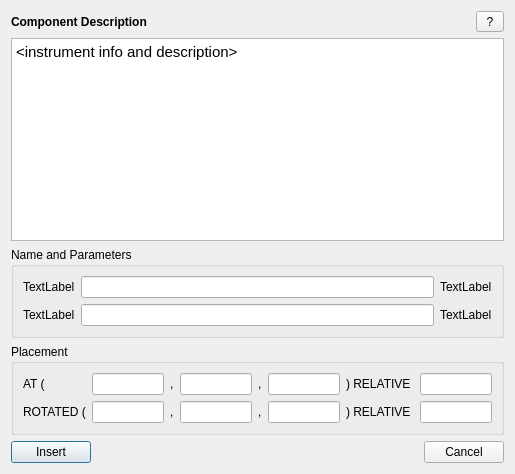
Old version of the form tools/Python/mcgui/icd.ui in the repository McStasMcXtrace/McCode.
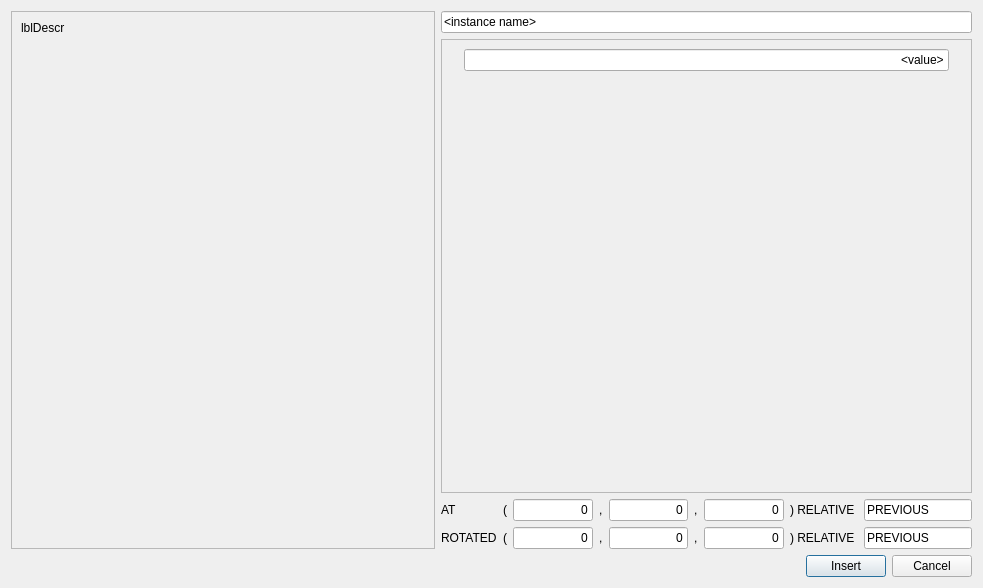
New version of the form.

Commit message: insert component dialog; component info is presented, taborder, resize, scroll, instance name focus

What changed in the file:
```diff
--- a/tools/Python/mcgui/icd.ui
+++ b/tools/Python/mcgui/icd.ui
@@ -6,210 +6,374 @@
    <rect>
     <x>0</x>
     <y>0</y>
-    <width>515</width>
-    <height>474</height>
+    <width>983</width>
+    <height>588</height>
    </rect>
   </property>
   <property name="windowTitle">
-   <string>Dialog</string>
+   <string>Insert Component</string>
+  </property>
+  <layout class="QVBoxLayout" name="verticalLayout_2">
+   <item>
+    <layout class="QHBoxLayout" name="hlayoutNonButtons">
+     <item>
+      <layout class="QVBoxLayout" name="vlayoutDescription">
+       <item>
+        <widget class="QScrollArea" name="scrlaDescription">
+         <property name="minimumSize">
+          <size>
+           <width>424</width>
+           <height>0</height>
+          </size>
+         </property>
+         <property name="widgetResizable">
+          <bool>true</bool>
+         </property>
+         <widget class="QWidget" name="vlayoutscrlaDescription">
+          <property name="geometry">
+           <rect>
+            <x>0</x>
+            <y>0</y>
+            <width>422</width>
+            <height>529</height>
+           </rect>
   </property>
   <layout class="QVBoxLayout" name="verticalLayout_4">
    <item>
-    <layout class="QVBoxLayout" name="vlMaster">
-     <item>
-      <layout class="QHBoxLayout" name="horizontalLayout_5">
-       <item>
-        <widget class="QLabel" name="label_14">
-         <property name="font">
-          <font>
-           <weight>75</weight>
-           <bold>true</bold>
-          </font>
-         </property>
+            <widget class="QLabel" name="lblDescr">
          <property name="text">
-          <string>Component Description</string>
+              <string>lblDescr</string>
+             </property>
+             <property name="wordWrap">
+              <bool>true</bool>
          </property>
         </widget>
        </item>
        <item>
-        <spacer name="horizontalSpacer_2">
+            <spacer name="verticalSpacer">
          <property name="orientation">
-          <enum>Qt::Horizontal</enum>
+              <enum>Qt::Vertical</enum>
          </property>
          <property name="sizeHint" stdset="0">
           <size>
-           <width>40</width>
-           <height>20</height>
+               <width>20</width>
+               <height>40</height>
           </size>
          </property>
         </spacer>
        </item>
+          </layout>
+         </widget>
+        </widget>
+       </item>
+      </layout>
+     </item>
        <item>
-        <widget class="QToolButton" name="btnHelp">
+      <layout class="QVBoxLayout" name="vlayoutParameters">
+       <item>
+        <layout class="QGridLayout" name="gridInstanceName">
+         <item row="0" column="0">
+          <widget class="QLineEdit" name="tbxInstanceName">
+           <property name="toolTip">
+            <string>Instance name</string>
+           </property>
          <property name="text">
-          <string> ? </string>
+            <string>&lt;instance name&gt;</string>
          </property>
         </widget>
        </item>
       </layout>
      </item>
      <item>
-      <layout class="QHBoxLayout" name="horizontalLayout_6">
-       <item>
-        <widget class="QTextBrowser" name="tbInfoDescr">
-         <property name="html">
-          <string>&lt;!DOCTYPE HTML PUBLIC &quot;-//W3C//DTD HTML 4.0//EN&quot; &quot;http://www.w3.org/TR/REC-html40/strict.dtd&quot;&gt;
-&lt;html&gt;&lt;head&gt;&lt;meta name=&quot;qrichtext&quot; content=&quot;1&quot; /&gt;&lt;style type=&quot;text/css&quot;&gt;
-p, li { white-space: pre-wrap; }
-&lt;/style&gt;&lt;/head&gt;&lt;body style=&quot; font-family:'Ubuntu'; font-size:11pt; font-weight:400; font-style:normal;&quot;&gt;
-&lt;p style=&quot; margin-top:0px; margin-bottom:0px; margin-left:0px; margin-right:0px; -qt-block-indent:0; text-indent:0px;&quot;&gt;&amp;lt;instrument info and description&amp;gt;&lt;/p&gt;&lt;/body&gt;&lt;/html&gt;</string>
+        <widget class="QScrollArea" name="scrlaParameters">
+         <property name="sizePolicy">
+          <sizepolicy hsizetype="Expanding" vsizetype="Expanding">
+           <horstretch>0</horstretch>
+           <verstretch>0</verstretch>
+          </sizepolicy>
          </property>
-        </widget>
-       </item>
-      </layout>
-     </item>
-     <item>
-      <widget class="QGroupBox" name="groupBox_2">
-       <property name="title">
-        <string>Name and Parameters</string>
+         <property name="widgetResizable">
+          <bool>true</bool>
+         </property>
+         <widget class="QWidget" name="vlayoutscrlaParameters">
+          <property name="geometry">
+           <rect>
+            <x>0</x>
+            <y>0</y>
+            <width>527</width>
+            <height>426</height>
+           </rect>
        </property>
        <layout class="QVBoxLayout" name="verticalLayout">
         <item>
-         <layout class="QGridLayout" name="gridLayout">
-          <item row="0" column="0">
-           <widget class="QLabel" name="label">
-            <property name="text">
-             <string>TextLabel</string>
-            </property>
-           </widget>
-          </item>
-          <item row="0" column="2">
-           <widget class="QLabel" name="label_10">
-            <property name="text">
-             <string>TextLabel</string>
-            </property>
-           </widget>
-          </item>
+            <layout class="QGridLayout" name="gridParameters">
           <item row="0" column="1">
-           <widget class="QLineEdit" name="lineEdit_9"/>
-          </item>
-          <item row="1" column="0">
-           <widget class="QLabel" name="label_11">
+              <widget class="QLineEdit" name="tbxParValDummy">
             <property name="text">
-             <string>TextLabel</string>
-            </property>
-           </widget>
-          </item>
-          <item row="1" column="2">
-           <widget class="QLabel" name="label_12">
+                <string>&lt;value&gt;</string>
+               </property>
+               <property name="alignment">
+                <set>Qt::AlignRight|Qt::AlignTrailing|Qt::AlignVCenter</set>
+               </property>
+              </widget>
+             </item>
+             <item row="0" column="0">
+              <widget class="QLabel" name="lblParDummy">
             <property name="text">
-             <string>TextLabel</string>
+                <string>&lt;par&gt;</string>
             </property>
            </widget>
           </item>
-          <item row="1" column="1">
-           <widget class="QLineEdit" name="lineEdit_10"/>
-          </item>
-         </layout>
-        </item>
-       </layout>
-      </widget>
-     </item>
-     <item>
-      <widget class="QGroupBox" name="groupBox">
-       <property name="title">
-        <string>Placement</string>
-       </property>
-       <layout class="QVBoxLayout" name="verticalLayout_2">
-        <item>
-         <layout class="QGridLayout" name="gridLayout_2">
           <item row="0" column="2">
+              <widget class="QLabel" name="lblParDocstringDummy">
+               <property name="text">
+                <string>&lt;docstring&gt;</string>
+               </property>
+              </widget>
+             </item>
+            </layout>
+           </item>
+           <item>
+            <spacer name="verticalSpacer_3">
+             <property name="orientation">
+              <enum>Qt::Vertical</enum>
+             </property>
+             <property name="sizeHint" stdset="0">
+              <size>
+               <width>20</width>
+               <height>40</height>
+              </size>
+             </property>
+            </spacer>
+           </item>
+          </layout>
+         </widget>
+        </widget>
+       </item>
+       <item>
+        <layout class="QGridLayout" name="gridAtRotated">
+         <item row="1" column="7">
+          <widget class="QLabel" name="label_5">
+           <property name="text">
+            <string>) RELATIVE </string>
+           </property>
+          </widget>
+         </item>
+         <item row="0" column="3">
            <widget class="QLabel" name="label_7">
             <property name="text">
              <string>,</string>
             </property>
            </widget>
           </item>
-          <item row="0" column="6">
-           <widget class="QLabel" name="label_9">
-            <property name="text">
-             <string>) RELATIVE </string>
-            </property>
-           </widget>
-          </item>
           <item row="0" column="7">
-           <widget class="QLineEdit" name="lineEdit_8"/>
+          <widget class="QLabel" name="label_9">
+           <property name="text">
+            <string>) RELATIVE </string>
+           </property>
+          </widget>
+         </item>
+         <item row="0" column="8">
+          <widget class="QLineEdit" name="tbxAtRel">
+           <property name="sizePolicy">
+            <sizepolicy hsizetype="MinimumExpanding" vsizetype="Fixed">
+             <horstretch>0</horstretch>
+             <verstretch>0</verstretch>
+            </sizepolicy>
+           </property>
+           <property name="minimumSize">
+            <size>
+             <width>0</width>
+             <height>0</height>
+            </size>
+           </property>
+           <property name="layoutDirection">
+            <enum>Qt::LeftToRight</enum>
+           </property>
+           <property name="text">
+            <string>PREVIOUS</string>
+           </property>
+           <property name="alignment">
+            <set>Qt::AlignLeading|Qt::AlignLeft|Qt::AlignVCenter</set>
+           </property>
+          </widget>
           </item>
           <item row="0" column="0">
            <widget class="QLabel" name="label_6">
             <property name="text">
-             <string>AT (</string>
+            <string>AT</string>
             </property>
            </widget>
           </item>
-          <item row="0" column="3">
-           <widget class="QLineEdit" name="lineEdit_6"/>
-          </item>
-          <item row="0" column="1">
-           <widget class="QLineEdit" name="lineEdit_5"/>
-          </item>
           <item row="0" column="4">
-           <widget class="QLabel" name="label_8">
+          <widget class="QLineEdit" name="tbxAtY">
+           <property name="toolTip">
+            <string>y</string>
+           </property>
+           <property name="layoutDirection">
+            <enum>Qt::LeftToRight</enum>
+           </property>
             <property name="text">
-             <string>,</string>
+            <string>0</string>
+           </property>
+           <property name="alignment">
+            <set>Qt::AlignRight|Qt::AlignTrailing|Qt::AlignVCenter</set>
+           </property>
+          </widget>
+         </item>
+         <item row="0" column="6">
+          <widget class="QLineEdit" name="tbxAtZ">
+           <property name="toolTip">
+            <string>z</string>
+           </property>
+           <property name="layoutDirection">
+            <enum>Qt::LeftToRight</enum>
+           </property>
+           <property name="text">
+            <string>0</string>
+           </property>
+           <property name="alignment">
+            <set>Qt::AlignRight|Qt::AlignTrailing|Qt::AlignVCenter</set>
             </property>
            </widget>
           </item>
           <item row="0" column="5">
-           <widget class="QLineEdit" name="lineEdit_7"/>
+          <widget class="QLabel" name="label_8">
+           <property name="text">
+            <string>,</string>
+           </property>
+          </widget>
+         </item>
+         <item row="0" column="2">
+          <widget class="QLineEdit" name="tbxAtX">
+           <property name="toolTip">
+            <string>x</string>
+           </property>
+           <property name="layoutDirection">
+            <enum>Qt::LeftToRight</enum>
+           </property>
+           <property name="text">
+            <string>0</string>
+           </property>
+           <property name="alignment">
+            <set>Qt::AlignRight|Qt::AlignTrailing|Qt::AlignVCenter</set>
+           </property>
+          </widget>
           </item>
           <item row="1" column="0">
            <widget class="QLabel" name="label_2">
             <property name="text">
-             <string>ROTATED (</string>
-            </property>
-           </widget>
-          </item>
-          <item row="1" column="1">
-           <widget class="QLineEdit" name="lineEdit"/>
-          </item>
-          <item row="1" column="3">
-           <widget class="QLineEdit" name="lineEdit_2"/>
-          </item>
-          <item row="1" column="5">
-           <widget class="QLineEdit" name="lineEdit_3"/>
-          </item>
-          <item row="1" column="7">
-           <widget class="QLineEdit" name="lineEdit_4"/>
-          </item>
-          <item row="1" column="6">
-           <widget class="QLabel" name="label_5">
-            <property name="text">
-             <string>) RELATIVE </string>
+            <string>ROTATED</string>
             </property>
            </widget>
           </item>
           <item row="1" column="2">
-           <widget class="QLabel" name="label_3">
+          <widget class="QLineEdit" name="tbxRotX">
+           <property name="toolTip">
+            <string>x-rot</string>
+           </property>
+           <property name="layoutDirection">
+            <enum>Qt::LeftToRight</enum>
+           </property>
             <property name="text">
-             <string>,</string>
+            <string>0</string>
+           </property>
+           <property name="alignment">
+            <set>Qt::AlignRight|Qt::AlignTrailing|Qt::AlignVCenter</set>
             </property>
            </widget>
           </item>
           <item row="1" column="4">
+          <widget class="QLineEdit" name="tbxRotY">
+           <property name="toolTip">
+            <string>y-rot</string>
+           </property>
+           <property name="layoutDirection">
+            <enum>Qt::LeftToRight</enum>
+           </property>
+           <property name="text">
+            <string>0</string>
+           </property>
+           <property name="alignment">
+            <set>Qt::AlignRight|Qt::AlignTrailing|Qt::AlignVCenter</set>
+           </property>
+          </widget>
+         </item>
+         <item row="1" column="6">
+          <widget class="QLineEdit" name="tbxRotZ">
+           <property name="toolTip">
+            <string>z-rot</string>
+           </property>
+           <property name="layoutDirection">
+            <enum>Qt::LeftToRight</enum>
+           </property>
+           <property name="text">
+            <string>0</string>
+           </property>
+           <property name="alignment">
+            <set>Qt::AlignRight|Qt::AlignTrailing|Qt::AlignVCenter</set>
+           </property>
+          </widget>
+         </item>
+         <item row="1" column="8">
+          <widget class="QLineEdit" name="tbxRotRel">
+           <property name="layoutDirection">
+            <enum>Qt::LeftToRight</enum>
+           </property>
+           <property name="text">
+            <string>PREVIOUS</string>
+           </property>
+          </widget>
+         </item>
+         <item row="1" column="5">
            <widget class="QLabel" name="label_4">
             <property name="text">
              <string>,</string>
             </property>
            </widget>
           </item>
+         <item row="1" column="3">
+          <widget class="QLabel" name="label_3">
+           <property name="text">
+            <string>,</string>
+           </property>
+          </widget>
+         </item>
+         <item row="0" column="1">
+          <widget class="QLabel" name="label_13">
+           <property name="text">
+            <string>(</string>
+           </property>
+          </widget>
+         </item>
+         <item row="1" column="1">
+          <widget class="QLabel" name="label_15">
+           <property name="text">
+            <string>(</string>
+           </property>
+          </widget>
+         </item>
          </layout>
         </item>
        </layout>
-      </widget>
      </item>
+    </layout>
+   </item>
      <item>
-      <layout class="QHBoxLayout" name="horizontalLayout">
+    <layout class="QHBoxLayout" name="hlayoutButtons">
+     <item>
+      <spacer name="horizontalSpacer_2">
+       <property name="orientation">
+        <enum>Qt::Horizontal</enum>
+       </property>
+       <property name="sizeHint" stdset="0">
+        <size>
+         <width>40</width>
+         <height>20</height>
+        </size>
+       </property>
+      </spacer>
+     </item>
        <item>
         <widget class="QPushButton" name="btnInsert">
          <property name="toolTip">
@@ -223,19 +387,6 @@
          </property>
         </widget>
        </item>
-       <item>
-        <spacer name="horizontalSpacer">
-         <property name="orientation">
-          <enum>Qt::Horizontal</enum>
-         </property>
-         <property name="sizeHint" stdset="0">
-          <size>
-           <width>40</width>
-           <height>20</height>
-          </size>
-         </property>
-        </spacer>
-       </item>
        <item>
         <widget class="QPushButton" name="btnCancel">
          <property name="text">
@@ -246,8 +397,6 @@
       </layout>
      </item>
     </layout>
-   </item>
-  </layout>
  </widget>
  <resources/>
  <connections/>
```
Left out of the diff: 20 changed lines with no effect on the pictures. Lines whose indentation alone changed are shown as unchanged. The commit also changes 1 other file.
